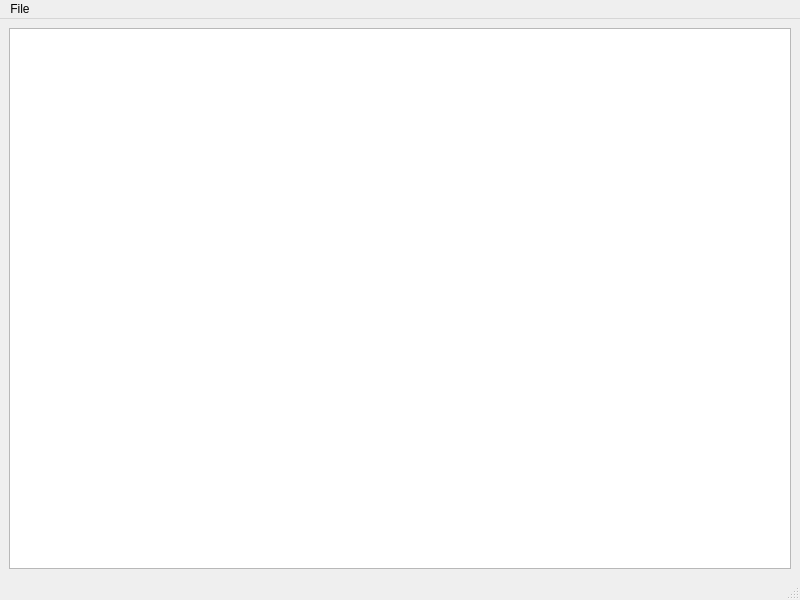
bradh11/pyqt_db, file sql_example_ui.ui: the form before one commit.
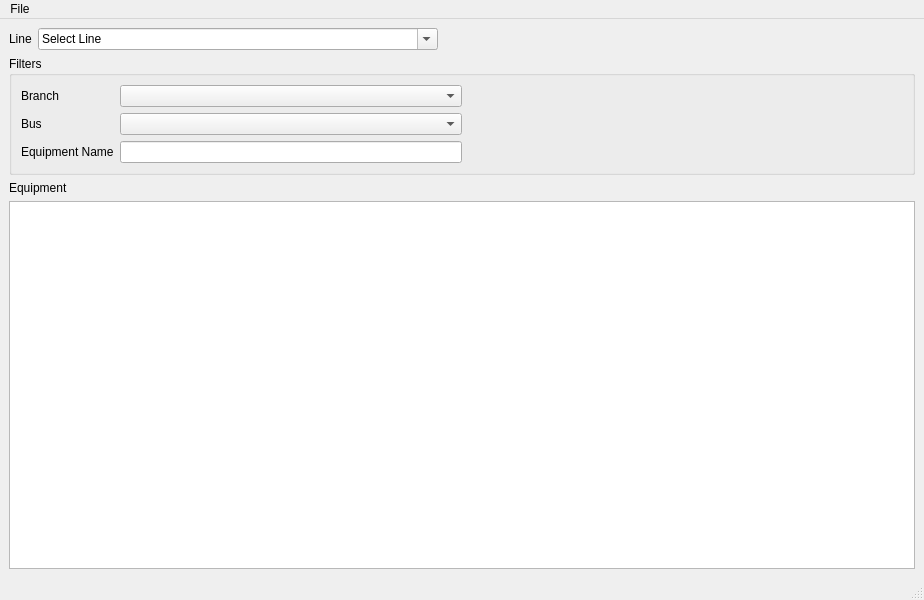
The form after the commit.

```diff
--- a/sql_example_ui.ui
+++ b/sql_example_ui.ui
@@ -6,7 +6,7 @@
    <rect>
     <x>0</x>
     <y>0</y>
-    <width>800</width>
+    <width>924</width>
     <height>600</height>
    </rect>
   </property>
@@ -14,7 +14,119 @@
    <string>MainWindow</string>
   </property>
   <widget class="QWidget" name="centralwidget">
-   <layout class="QVBoxLayout" name="verticalLayout">
+   <layout class="QVBoxLayout" name="verticalLayout_2">
+    <item>
+     <layout class="QHBoxLayout" name="horizontalLayout_2">
+      <item>
+       <widget class="QLabel" name="label_5">
+        <property name="text">
+         <string>Line</string>
+        </property>
+       </widget>
+      </item>
+      <item>
+       <widget class="QComboBox" name="selectLine">
+        <property name="minimumSize">
+         <size>
+          <width>400</width>
+          <height>0</height>
+         </size>
+        </property>
+        <property name="editable">
+         <bool>true</bool>
+        </property>
+        <property name="currentText">
+         <string>Select Line</string>
+        </property>
+        <property name="insertPolicy">
+         <enum>QComboBox::NoInsert</enum>
+        </property>
+       </widget>
+      </item>
+      <item>
+       <spacer name="horizontalSpacer_2">
+        <property name="orientation">
+         <enum>Qt::Horizontal</enum>
+        </property>
+        <property name="sizeHint" stdset="0">
+         <size>
+          <width>40</width>
+          <height>20</height>
+         </size>
+        </property>
+       </spacer>
+      </item>
+     </layout>
+    </item>
+    <item>
+     <widget class="QGroupBox" name="groupBox">
+      <property name="title">
+       <string>Filters</string>
+      </property>
+      <layout class="QVBoxLayout" name="verticalLayout">
+       <item>
+        <layout class="QHBoxLayout" name="horizontalLayout_3">
+         <item>
+          <layout class="QFormLayout" name="formLayout">
+           <item row="0" column="0">
+            <widget class="QLabel" name="label_2">
+             <property name="text">
+              <string>Branch</string>
+             </property>
+            </widget>
+           </item>
+           <item row="0" column="1">
+            <widget class="QComboBox" name="filterBranch"/>
+           </item>
+           <item row="1" column="0">
+            <widget class="QLabel" name="label_3">
+             <property name="text">
+              <string>Bus</string>
+             </property>
+            </widget>
+           </item>
+           <item row="1" column="1">
+            <widget class="QComboBox" name="filterBus"/>
+           </item>
+           <item row="2" column="0">
+            <widget class="QLabel" name="label">
+             <property name="text">
+              <string>Equipment Name</string>
+             </property>
+            </widget>
+           </item>
+           <item row="2" column="1">
+            <widget class="QLineEdit" name="filterEquipment"/>
+           </item>
+          </layout>
+         </item>
+         <item>
+          <spacer name="horizontalSpacer">
+           <property name="orientation">
+            <enum>Qt::Horizontal</enum>
+           </property>
+           <property name="sizeHint" stdset="0">
+            <size>
+             <width>40</width>
+             <height>20</height>
+            </size>
+           </property>
+          </spacer>
+         </item>
+        </layout>
+       </item>
+      </layout>
+      <zorder>horizontalLayoutWidget_3</zorder>
+      <zorder>horizontalLayoutWidget_3</zorder>
+     </widget>
+    </item>
+    <item>
+     <widget class="QLabel" name="label_6">
+      <property name="text">
+       <string>Equipment</string>
+      </property>
+     </widget>
+    </item>
     <item>
      <widget class="QTableView" name="tableView"/>
     </item>
@@ -25,7 +137,7 @@
     <rect>
      <x>0</x>
      <y>0</y>
-     <width>800</width>
+     <width>924</width>
      <height>21</height>
     </rect>
    </property>
```
Left out of the diff: 6 changed lines with no effect on the pictures.
